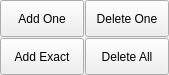
Old version of the form app/views/templates/PreOrderActionButton.ui in the repository rondalefloyd/mts-pos.
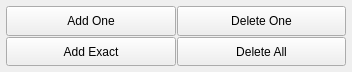
New version of the form.

```diff
--- a/app/views/templates/PreOrderActionButton.ui
+++ b/app/views/templates/PreOrderActionButton.ui
@@ -6,8 +6,8 @@
    <rect>
     <x>0</x>
     <y>0</y>
-    <width>169</width>
-    <height>75</height>
+    <width>352</width>
+    <height>72</height>
    </rect>
   </property>
   <property name="minimumSize">
@@ -19,19 +19,21 @@
   <property name="windowTitle">
    <string>Form</string>
   </property>
-  <layout class="QGridLayout" name="gridLayout">
+  <layout class="QHBoxLayout" name="horizontalLayout">
    <property name="leftMargin">
-    <number>0</number>
+    <number>6</number>
    </property>
    <property name="topMargin">
-    <number>0</number>
+    <number>6</number>
    </property>
    <property name="rightMargin">
-    <number>0</number>
+    <number>6</number>
    </property>
    <property name="bottomMargin">
-    <number>0</number>
+    <number>6</number>
    </property>
+   <item>
+    <layout class="QGridLayout" name="gridLayout">
    <property name="spacing">
     <number>1</number>
    </property>
@@ -60,56 +62,6 @@
      </property>
     </widget>
    </item>
-   <item row="1" column="1">
-    <widget class="QPushButton" name="pushButtonDeleteAll">
-     <property name="sizePolicy">
-      <sizepolicy hsizetype="Expanding" vsizetype="Expanding">
-       <horstretch>0</horstretch>
-       <verstretch>0</verstretch>
-      </sizepolicy>
-     </property>
-     <property name="minimumSize">
-      <size>
-       <width>0</width>
-       <height>0</height>
-      </size>
-     </property>
-     <property name="maximumSize">
-      <size>
-       <width>16777215</width>
-       <height>16777215</height>
-      </size>
-     </property>
-     <property name="text">
-      <string>Delete All</string>
-     </property>
-    </widget>
-   </item>
-   <item row="1" column="0">
-    <widget class="QPushButton" name="pushButtonAddExact">
-     <property name="sizePolicy">
-      <sizepolicy hsizetype="Expanding" vsizetype="Expanding">
-       <horstretch>0</horstretch>
-       <verstretch>0</verstretch>
-      </sizepolicy>
-     </property>
-     <property name="minimumSize">
-      <size>
-       <width>0</width>
-       <height>0</height>
-      </size>
-     </property>
-     <property name="maximumSize">
-      <size>
-       <width>16777215</width>
-       <height>16777215</height>
-      </size>
-     </property>
-     <property name="text">
-      <string>Add Exact</string>
-     </property>
-    </widget>
-   </item>
    <item row="0" column="1">
     <widget class="QPushButton" name="pushButtonDeleteOne">
      <property name="sizePolicy">
@@ -134,6 +86,58 @@
       <string>Delete One</string>
      </property>
     </widget>
+     </item>
+     <item row="1" column="0">
+      <widget class="QPushButton" name="pushButtonAddExact">
+       <property name="sizePolicy">
+        <sizepolicy hsizetype="Expanding" vsizetype="Expanding">
+         <horstretch>0</horstretch>
+         <verstretch>0</verstretch>
+        </sizepolicy>
+       </property>
+       <property name="minimumSize">
+        <size>
+         <width>0</width>
+         <height>0</height>
+        </size>
+       </property>
+       <property name="maximumSize">
+        <size>
+         <width>16777215</width>
+         <height>16777215</height>
+        </size>
+       </property>
+       <property name="text">
+        <string>Add Exact</string>
+       </property>
+      </widget>
+     </item>
+     <item row="1" column="1">
+      <widget class="QPushButton" name="pushButtonDeleteAll">
+       <property name="sizePolicy">
+        <sizepolicy hsizetype="Expanding" vsizetype="Expanding">
+         <horstretch>0</horstretch>
+         <verstretch>0</verstretch>
+        </sizepolicy>
+       </property>
+       <property name="minimumSize">
+        <size>
+         <width>0</width>
+         <height>0</height>
+        </size>
+       </property>
+       <property name="maximumSize">
+        <size>
+         <width>16777215</width>
+         <height>16777215</height>
+        </size>
+       </property>
+       <property name="text">
+        <string>Delete All</string>
+       </property>
+      </widget>
+     </item>
+    </layout>
    </item>
   </layout>
  </widget>
```
Lines whose indentation alone changed are shown as unchanged.
